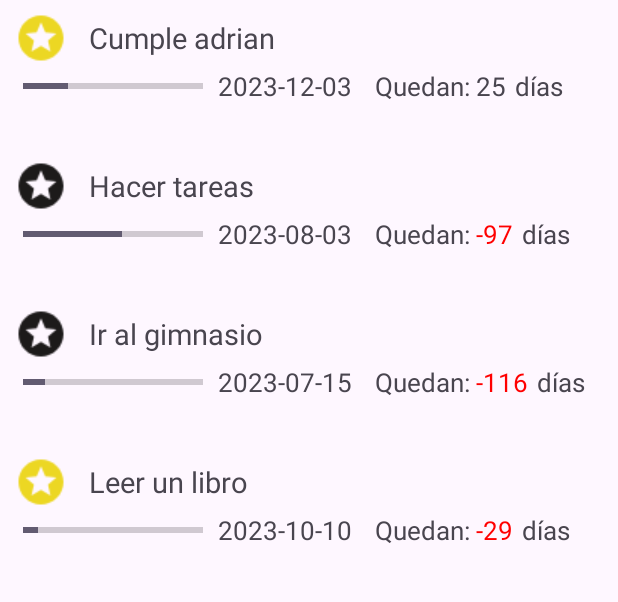
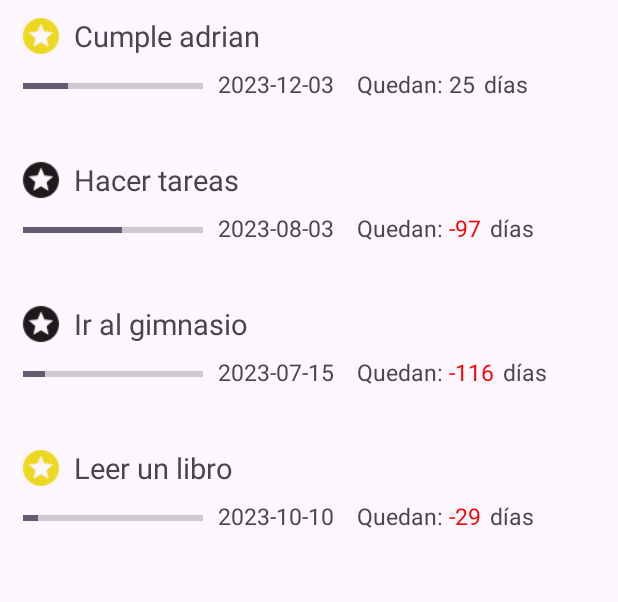
Before and after one commit to rubendd/TrassTarea, an Android app: the ListActivity screen opened directly, with no data from a screen before it, on a phone screen of 412 x 824 dp, the part 96-698 px from its top. Run offline under Robolectric (Android 15) with nearby library versions, the phone set to English and light mode, and no system bars.

Commit message:
Editar comentarios

```diff
--- a/app/src/main/java/com/rdd/trasstarea/activities/listactivity/ListActivity.java
+++ b/app/src/main/java/com/rdd/trasstarea/activities/listactivity/ListActivity.java
@@ -42,7 +42,7 @@ public class ListActivity extends AppCompatActivity {
         Toolbar toolbar = findViewById(R.id.toolbar);
         setSupportActionBar(toolbar);
 
-        //Configure
+        //Configurar
         actualizarLista();
         lanzarMensajeNoTareas();
         configureRecyclerView();
--- a/app/src/main/res/layout/list.xml
+++ b/app/src/main/res/layout/list.xml
@@ -13,8 +13,8 @@
         android:contentDescription="@string/todo"
         android:layout_marginStart="10dp"
         android:layout_marginBottom="10dp"
-        android:scaleX="1.5"
-        android:scaleY="1.5"
+        android:scaleX="1.2"
+        android:scaleY="1.2"
         android:src="@drawable/baseline_stars_24_black" />
 
 
@@ -25,7 +25,7 @@
         android:layout_height="wrap_content"
         android:textSize="19sp"
         android:layout_toEndOf="@id/imageView"
-        android:layout_marginStart="20dp"
+        android:layout_marginStart="10dp"
         android:layout_centerVertical="true"
         android:text="@string/titulo" />
 
@@ -47,7 +47,7 @@
         android:layout_marginTop="38dp"
         android:layout_toEndOf="@id/progressBar"
         android:layout_marginStart="10dp"
-        android:textSize="17sp"
+        android:textSize="15sp"
         android:text="@string/fecha" />
 
     <TextView
@@ -58,7 +58,7 @@
         android:layout_below="@id/titulo"
         android:layout_marginStart="15dp"
         android:layout_marginTop="38dp"
-        android:textSize="17sp"
+        android:textSize="15sp"
         android:text="@string/quedan" />
 
     <TextView
@@ -69,7 +69,7 @@
         android:layout_below="@id/titulo"
         android:layout_marginStart="4dp"
         android:layout_marginTop="38dp"
-        android:textSize="17sp"
+        android:textSize="15sp"
         android:text="@string/dias" />
 
     <TextView
@@ -80,7 +80,7 @@
         android:layout_below="@id/titulo"
         android:layout_marginStart="6dp"
         android:layout_marginTop="38dp"
-        android:textSize="17sp"
+        android:textSize="15sp"
         android:text="@string/d_as" />
 
 
```
